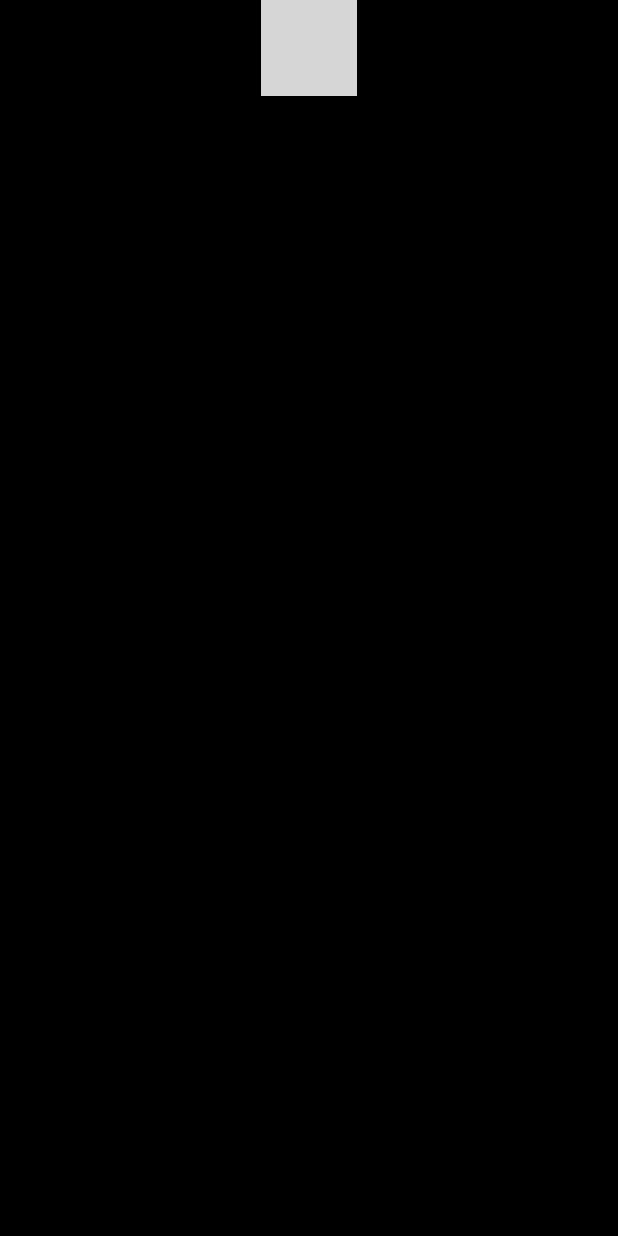
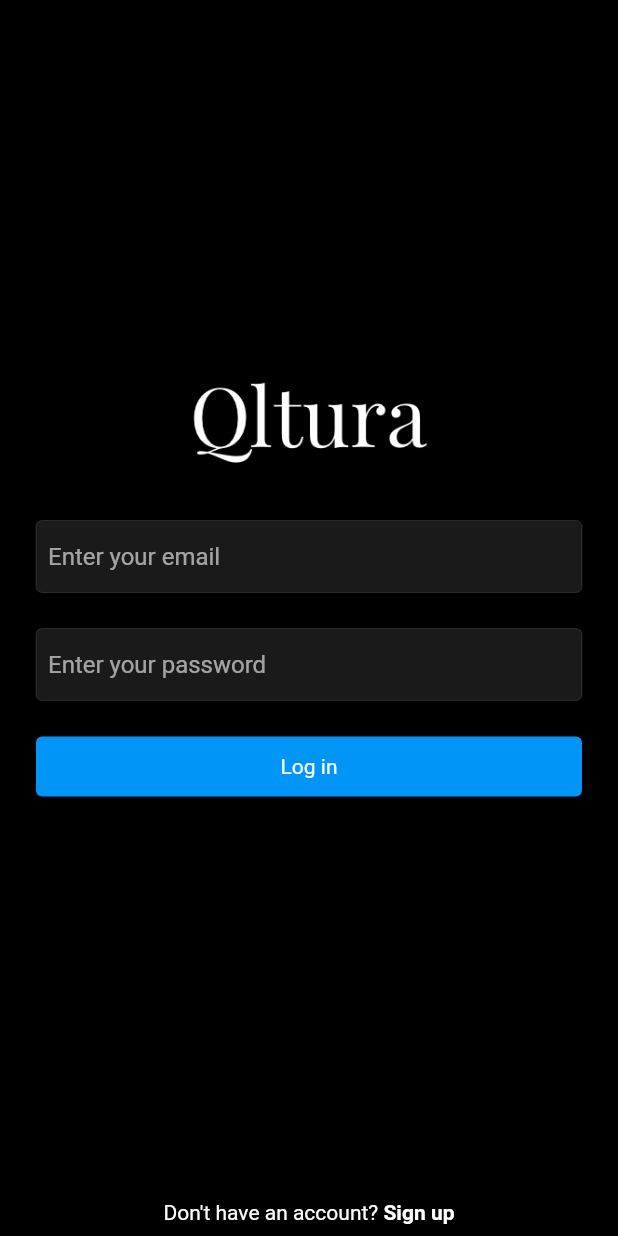
Before and after one commit to gmiak/qltura, a Flutter app: the LoginScreen screen opened directly, on a phone screen of 412 x 824 dp. Run offline on Flutter 3.47's test engine with Material 2 defaults, Android fonts, the phone set to English and light mode, and no system bars; our stand-ins replace firebase_core; missing offline and left inert: cloud_firestore_web, firebase_auth_web, firebase_core_web, firebase_storage_web; accounts and stored records are empty; grey boxes are pictures that could not be loaded.

Commit message:
login screen: done

```diff
--- /dev/null
+++ b/lib/client/view/components/text_field_input.dart
@@ -0,0 +1,35 @@
+import 'package:flutter/material.dart';
+
+class TextFieldInput extends StatelessWidget {
+  final TextEditingController textEditingController;
+  final bool isPass;
+  final String hinText;
+  final TextInputType textInputType;
+
+  const TextFieldInput({
+    Key? key,
+    required this.textEditingController,
+    this.isPass = false,
+    required this.hinText,
+    required this.textInputType,
+  }) : super(key: key);
+
+  @override
+  Widget build(BuildContext context) {
+    final inputBorder =
+        OutlineInputBorder(borderSide: Divider.createBorderSide(context));
+    return TextField(
+      controller: textEditingController,
+      decoration: InputDecoration(
+        hintText: hinText,
+        border: inputBorder,
+        focusedBorder: inputBorder,
+        enabledBorder: inputBorder,
+        filled: true,
+        contentPadding: const EdgeInsets.all(8),
+      ),
+      keyboardType: textInputType,
+      obscureText: isPass,
+    );
+  }
+}
--- a/lib/client/view/screens/login_screen.dart
+++ b/lib/client/view/screens/login_screen.dart
@@ -2,29 +2,101 @@
 
 import 'package:flutter/material.dart';
 import 'package:qltura/client/service/utils/colors.dart';
+import 'package:qltura/client/view/components/text_field_input.dart';
 
 class LoginScreen extends StatefulWidget {
   const LoginScreen({Key? key}) : super(key: key);
-
   @override
   _LoginScreenState createState() => _LoginScreenState();
 }
 
 class _LoginScreenState extends State<LoginScreen> {
+  final TextEditingController _emailController = TextEditingController();
+  final TextEditingController _passwordController = TextEditingController();
+
+  // Dispose for cleaning up textfield are
+  @override
+  void dispose() {
+    super.dispose();
+    _emailController.dispose();
+    _passwordController.dispose();
+  }
+
   @override
   Widget build(BuildContext context) {
     return Scaffold(
       body: SafeArea(
         child: Container(
-          padding: EdgeInsets.symmetric(horizontal: 32),
+          padding: const EdgeInsets.symmetric(horizontal: 24),
           width: double.infinity,
           child: Column(
             crossAxisAlignment: CrossAxisAlignment.center,
             children: [
+              // space on the top
+              Flexible(flex: 2, child: Container()),
+              // logo
               Image.asset(
-                'assets/logo_text.PNG',
+                'assets/logo_text.png',
                 color: primaryColor,
                 height: 64,
+              ),
+              const SizedBox(height: 34),
+              // Text field input for email
+              TextFieldInput(
+                  textEditingController: _emailController,
+                  hinText: "Enter your email",
+                  textInputType: TextInputType.emailAddress),
+              const SizedBox(height: 24),
+              // Text field input for password
+              TextFieldInput(
+                textEditingController: _passwordController,
+                hinText: "Enter your password",
+                textInputType: TextInputType.text,
+                isPass: true,
+              ),
+              const SizedBox(height: 24),
+              // Button login with container
+              InkWell(
+                onTap: () {},
+                child: Container(
+                  width: double.infinity,
+                  alignment: Alignment.center,
+                  padding: const EdgeInsets.symmetric(vertical: 12),
+                  decoration: const ShapeDecoration(
+                      shape: RoundedRectangleBorder(
+                        borderRadius: BorderRadius.all(
+                          Radius.circular(4),
+                        ),
+                      ),
+                      color: blueColor),
+                  child: const Text('Log in'),
+                ),
+              ),
+              const SizedBox(height: 12),
+              Flexible(
+                  flex: 2,
+                  child: Container()), // Put this section on the bottom
+              // Transitioning to signing up
+              Row(
+                mainAxisAlignment: MainAxisAlignment.center,
+                children: [
+                  Container(
+                    padding: const EdgeInsets.symmetric(vertical: 8),
+                    child: const Text("Don't have an account? "),
+                  ),
+                  GestureDetector(
+                    onTap: () {},
+                    child: Container(
+                      padding: const EdgeInsets.symmetric(vertical: 8),
+                      child: const Text(
+                        "Sign up",
+                        style: TextStyle(
+                          fontWeight: FontWeight.bold,
+                        ),
+                      ),
+                    ),
+                  ),
+                ],
               )
             ],
           ),
--- a/lib/main.dart
+++ b/lib/main.dart
@@ -4,6 +4,7 @@
 import 'package:qltura/client/service/config/responsiveLayout/mobile_screen_layout.dart';
 import 'package:qltura/client/service/config/responsiveLayout/responsive.dart';
 import 'package:qltura/client/service/config/responsiveLayout/web_screen_layout.dart';
+import 'package:qltura/client/view/screens/login_screen.dart';
 import 'client/service/config/responsiveLayout/web_screen_layout.dart';
 import 'client/service/utils/colors.dart';
 
@@ -38,9 +39,10 @@
       title: 'Qltura',
       theme: ThemeData.dark()
           .copyWith(scaffoldBackgroundColor: mobileBackgroundColor),
-      home: const ResponsiveLayout(
+      /*home: const ResponsiveLayout(
           mobileScreenLayout: MobileScreenLayout(),
-          webScreenLayout: WebScreenLayout()),
+          webScreenLayout: WebScreenLayout()),*/
+      home: const LoginScreen(),
     );
   }
 }
--- a/pubspec.yaml
+++ b/pubspec.yaml
@@ -51,8 +51,8 @@ flutter:
   # the material Icons class.
   uses-material-design: true
   # To add assets to your application, add an assets section, like this:
-  # assets:
-  #   - images/a_dot_burr.jpeg
+  assets:
+     - assets/logo_text.png
   #   - images/a_dot_ham.jpeg
   # An image asset can refer to one or more resolution-specific "variants", see
   # https://flutter.dev/assets-and-images/#resolution-aware
```
Also changed, not shown: assets/logo_text.png (added), asssets/logo_text.PNG (deleted), 1 other file.
